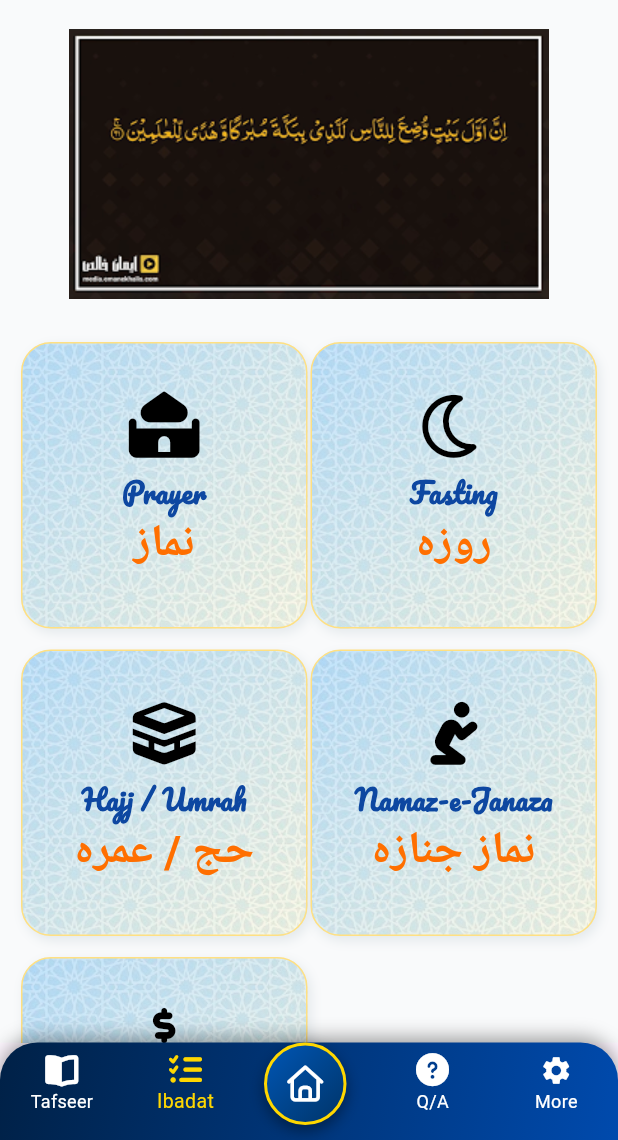
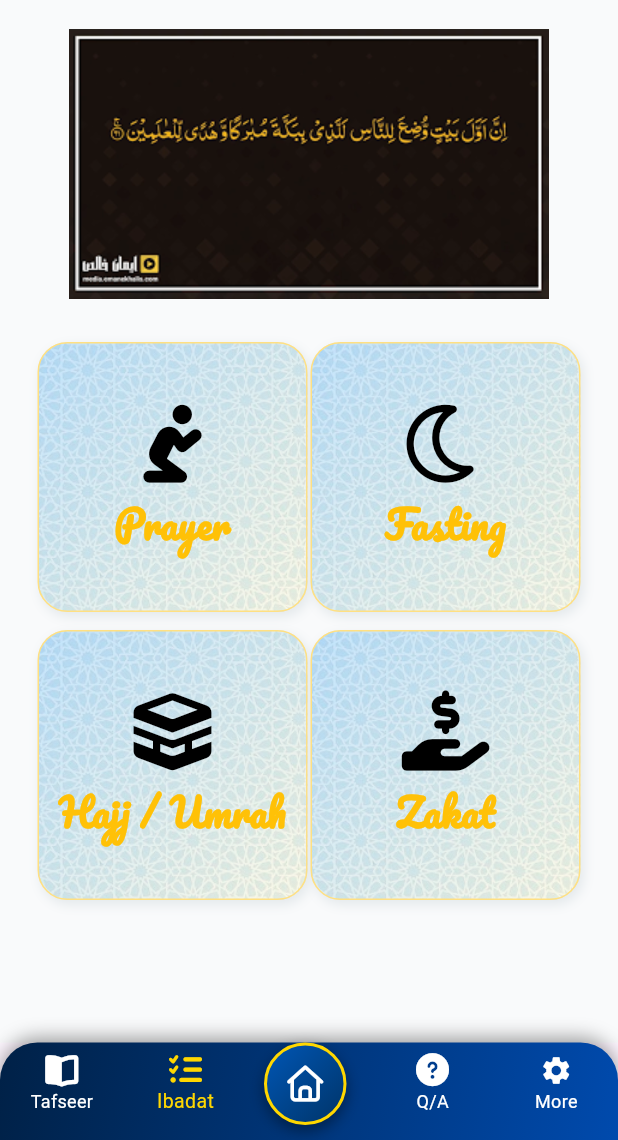
Before and after one commit to Itsmuavia/Eman-e-Khalis-App, a Flutter app: the screen it shows after launch, item 2 of the bottom bar chosen, on a phone screen of 412 x 824 dp, the part 96-1236 px from its top. Run offline on Flutter 3.47's test engine with Material 3 defaults, Android fonts, the light colour scheme and no system bars; our stand-ins replace adhan, animated_text_kit, carousel_slider, font_awesome_flutter, google_fonts, location and 2 more; missing offline and left inert: achievement_view, dart:html, flutter_qiblah, video_thumbnail.

Commit message:
changes again kardi mane8

```diff
--- a/lib/Screens/Ibadat.dart
+++ b/lib/Screens/Ibadat.dart
@@ -30,17 +30,11 @@ class _IbadatState extends State<Ibadat> {
   Timer? _timer;
 
   final List<Map<String, dynamic>> ibadatItems = [
-    {"titleEn": "Prayer", "titleUr": "نماز", "icon": FontAwesomeIcons.mosque},
-    {"titleEn": "Fasting", "titleUr": "روزہ", "icon": FontAwesomeIcons.moon},
+    {"titleEn": "Prayer", "icon": FontAwesomeIcons.personPraying},
+    {"titleEn": "Fasting",  "icon": FontAwesomeIcons.moon},
     {
       "titleEn": "Hajj / Umrah",
-      "titleUr": "حج / عمرہ",
       "icon": FontAwesomeIcons.kaaba,
-    },
-    {
-      "titleEn": "Namaz-e-Janaza",
-      "titleUr": "نماز جنازہ",
-      "icon": FontAwesomeIcons.pray,
     },
     {
       "titleEn": "Zakat",
@@ -228,7 +222,7 @@ class _IbadatState extends State<Ibadat> {
                     ),
                     Padding(
                       padding: const EdgeInsets.symmetric(
-                        horizontal: 14,
+                        horizontal: 25,
                         vertical: 10,
                       ),
                       child: GridView.builder(
@@ -239,7 +233,7 @@ class _IbadatState extends State<Ibadat> {
                             const SliverGridDelegateWithFixedCrossAxisCount(
                               crossAxisCount: 2,
                               crossAxisSpacing: 2,
-                              mainAxisSpacing: 14,
+                              mainAxisSpacing: 12,
                               childAspectRatio: 1,
                             ),
                         itemBuilder: (context, index) {
@@ -256,9 +250,6 @@ class _IbadatState extends State<Ibadat> {
                                   break;
                                 case "Hajj / Umrah":
                                   nextPage = Tafseer();
-                                  break;
-                                case "Namaz-e-Janaza":
-                                  nextPage = Bottomnavbar();
                                   break;
                                 case "Zakat":
                                   nextPage = Qna();
@@ -313,7 +304,7 @@ class _IbadatState extends State<Ibadat> {
                                 children: [
                                   FaIcon(
                                     item['icon'] as IconData,
-                                    size: 42,
+                                    size: 52,
                                     color: Colors.black,
                                   ),
                                   const SizedBox(height: 10),
@@ -321,19 +312,10 @@ class _IbadatState extends State<Ibadat> {
                                     item["titleEn"]!,
                                     style: TextStyle(
                                       fontFamily: "Pacifico",
-                                      fontSize: 18,
+                                      fontSize: 25,
                                       fontWeight: FontWeight.bold,
-                                      color: Colors.blue.shade900,
+                                      color: Colors.amber,
                                     ),
-                                  ),
-                                  Text(
-                                    item["titleUr"]!,
-                                    style: GoogleFonts.scheherazadeNew(
-                                      fontSize: 30,
-                                      color: Colors.amber.shade900,
-                                      fontWeight: FontWeight.bold,
-                                    ),
-                                    textDirection: TextDirection.rtl,
                                   ),
                                 ],
                               ),
```
